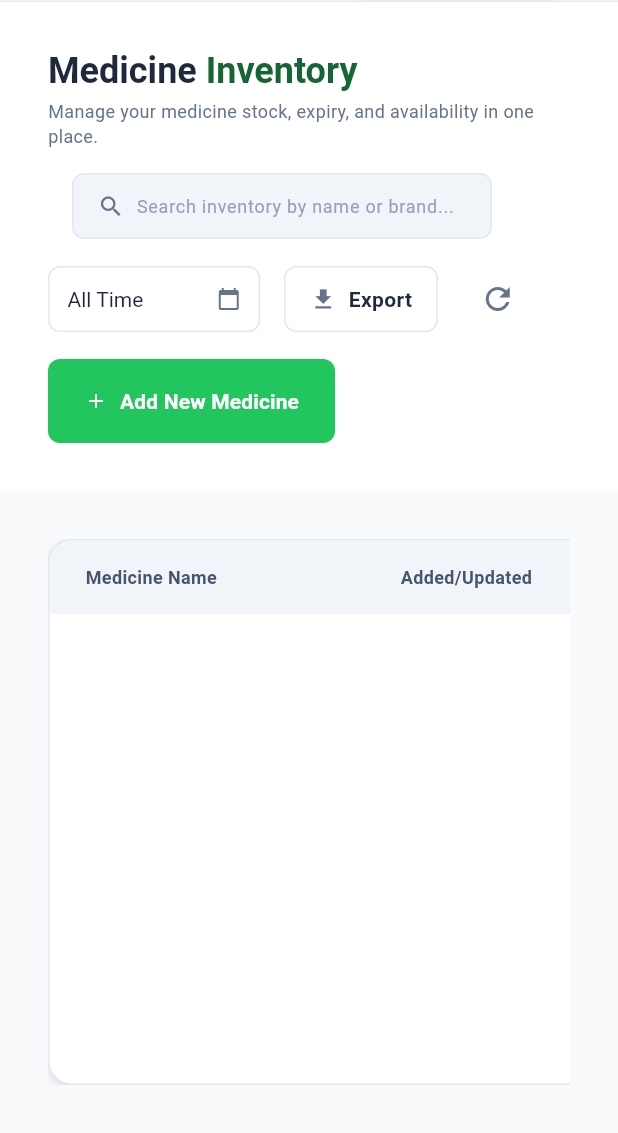
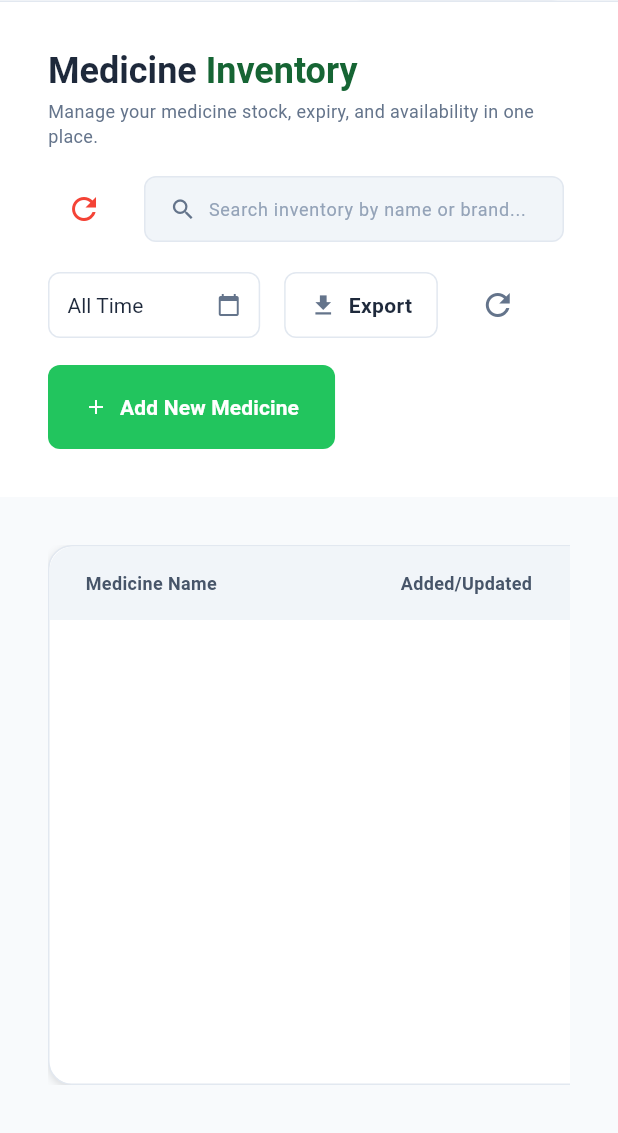
Before and after one commit to naiyo-24/MANJU-MEDICAL-STORES---DIGITAL-CLINIC, a Flutter app: the BillingScreen screen opened by its route, after a tap on the "menu" icon, after a tap on "Counter Admin", after a tap on "View Stock", on a phone screen of 412 x 824 dp, the part 103-1236 px from its top. Run offline on Flutter 3.47's test engine with Material 3 defaults, Android fonts, the phone set to English and light mode, and no system bars; our stand-ins replace calendar_date_picker2, dio, file_picker, fl_chart, flutter_dotenv, flutter_riverpod and 5 more; missing offline and left inert: excel, file_saver; accounts and stored records are empty; network calls fail.

Commit message:
Enhance billing and inventory error handling, state management, and routing logic

```diff
--- a/lib/router/app_router.dart
+++ b/lib/router/app_router.dart
@@ -66,7 +66,7 @@ final goRouter = GoRouter(
               : Colors.green,
           nextRoute: extra['nextRoute'] is String
               ? extra['nextRoute'] as String
-              : '/counter/inventory',
+              : '/counter/billing',
         );
       },
     ),
--- a/lib/screens/counter/billing_screen.dart
+++ b/lib/screens/counter/billing_screen.dart
@@ -48,12 +48,14 @@ class _BillingScreenState extends ConsumerState<BillingScreen> {
 
   final TextEditingController _customerNameController = TextEditingController();
   final FocusNode _customerNameFocusNode = FocusNode();
+  final TextEditingController _customerSearchController =
+      TextEditingController();
+  final FocusNode _customerSearchFocusNode = FocusNode();
   final TextEditingController _customerPhoneController =
       TextEditingController();
   final TextEditingController _customerLocationController =
       TextEditingController();
 
-  final String _paymentMethod = 'CASH'; // CASH, UPI, CARD
 
   final TextEditingController _newDoctorController = TextEditingController();
 
@@ -96,6 +98,8 @@ class _BillingScreenState extends ConsumerState<BillingScreen> {
     _discountController.dispose();
     _customerNameController.dispose();
     _customerNameFocusNode.dispose();
+    _customerSearchController.dispose();
+    _customerSearchFocusNode.dispose();
     _customerPhoneController.dispose();
     _customerLocationController.dispose();
 
@@ -481,6 +485,8 @@ class _BillingScreenState extends ConsumerState<BillingScreen> {
                       doctorName: _selectedDoctorId == 'new'
                           ? _newDoctorController.text
                           : _selectedDoctorName,
+                      paymentMethod: ref.read(billingProvider).paymentMethod,
+                      gstNumber: ref.read(billingProvider).gstNumber,
                       format: ref.read(billingProvider).selectedFormat,
                     ),
                     allowPrinting: true,
@@ -608,7 +614,7 @@ class _BillingScreenState extends ConsumerState<BillingScreen> {
           customerLocation: _customerLocationController.text,
           customerGstin: ref.read(billingProvider).gstNumber,
           invoiceNo: invoiceNo,
-          paymentMethod: _paymentMethod,
+          paymentMethod: ref.read(billingProvider).paymentMethod,
         );
       }
 
@@ -636,7 +642,7 @@ class _BillingScreenState extends ConsumerState<BillingScreen> {
         doctorName: _selectedDoctorId == 'new'
             ? _newDoctorController.text
             : _selectedDoctorName,
-        paymentMethod: _paymentMethod,
+        paymentMethod: ref.read(billingProvider).paymentMethod,
         gstNumber: ref.read(billingProvider).gstNumber,
         format: ref.read(billingProvider).selectedFormat,
       );
@@ -668,9 +674,12 @@ class _BillingScreenState extends ConsumerState<BillingScreen> {
               ? _customerNameController.text
               : 'Walk-in Customer',
           customerPhone: _customerPhoneController.text,
+          customerLocation: _customerLocationController.text,
+          customerGstin: ref.read(billingProvider).gstNumber,
           doctorName: _selectedDoctorId == 'new'
               ? _newDoctorController.text
               : _selectedDoctorName,
+          paymentMode: ref.read(billingProvider).paymentMethod,
           subtotal: _subtotal,
           discount: _discountAmount,
           tax: _gstAmount,
@@ -1699,7 +1708,8 @@ class _BillingScreenState extends ConsumerState<BillingScreen> {
                       constraints.maxHeight >
                       400; // Lowered to ensure internal scrolling on standard laptops
 
-                  Widget leftSide = BillingLeftPanel(
+                  Widget leftSide = inventoryState.when(
+                    data: (items) => BillingLeftPanel(
                       isDesktopWidth: isDesktopWidth,
                       hasEnoughHeight: hasEnoughHeight,
                       filteredMedicines: computedFilteredMedicines,
@@ -1716,12 +1726,30 @@ class _BillingScreenState extends ConsumerState<BillingScreen> {
                         ref.read(inventoryProvider.notifier).loadMore();
                       },
                       onSearch: (q) {
-
-                      // Trigger backend search for pagination to work
                         ref
                             .read(inventoryProvider.notifier)
                             .loadInventory(searchQuery: q);
                       },
+                    ),
+                    loading: () => const Center(
+                      child: CircularProgressIndicator(color: Color(0xFF22C55E)),
+                    ),
+                    error: (err, stack) => Center(
+                      child: Column(
+                        mainAxisAlignment: MainAxisAlignment.center,
+                        children: [
+                          Text(
+                            err.toString(),
+                            style: const TextStyle(color: Colors.red),
+                          ),
+                          const SizedBox(height: 16),
+                          ElevatedButton(
+                            onPressed: () => ref.read(inventoryProvider.notifier).loadInventory(),
+                            child: const Text('Retry'),
+                          ),
+                        ],
+                      ),
+                    ),
                   );
 
                   Widget rightSide = BillingRightPanel(
@@ -1799,8 +1827,8 @@ class _BillingScreenState extends ConsumerState<BillingScreen> {
             borderRadius: BorderRadius.circular(6),
           ),
           child: RawAutocomplete<Customer>(
-            textEditingController: _customerNameController,
-            focusNode: _customerNameFocusNode,
+            textEditingController: _customerSearchController,
+            focusNode: _customerSearchFocusNode,
             optionsBuilder: (TextEditingValue textEditingValue) {
               if (textEditingValue.text.isEmpty) {
                 return const Iterable<Customer>.empty();
@@ -1827,13 +1855,14 @@ class _BillingScreenState extends ConsumerState<BillingScreen> {
               return matches;
             },
             displayStringForOption: (Customer option) => option.id == 'NO_DATA'
-                ? _customerNameController.text
+                ? _customerSearchController.text
                 : option.name,
             onSelected: (Customer selection) {
               if (selection.id == 'NO_DATA') return;
               _customerNameController.text = selection.name;
               _customerPhoneController.text = selection.phone;
               _customerLocationController.text = selection.location;
+              _customerSearchController.clear();
               setState(() {
                 _savedCustomerId = selection.id;
               });
--- a/lib/screens/counter/inventory_screen.dart
+++ b/lib/screens/counter/inventory_screen.dart
@@ -490,7 +490,13 @@ class _InventoryScreenState extends ConsumerState<InventoryScreen> {
                                 ),
                                 child: DropdownButtonHideUnderline(
                                   child: DropdownButton<String>(
-                                    value: selectedShopId ?? (shops.isNotEmpty ? shops.first['id'].toString() : null),
+                                    value: (() {
+                                      final id = selectedShopId ?? (shops.isNotEmpty ? shops.first['id'].toString() : null);
+                                      if (id != null && shops.any((shop) => shop['id'].toString() == id)) {
+                                        return id;
+                                      }
+                                      return shops.isNotEmpty ? shops.first['id'].toString() : null;
+                                    })(),
                                     icon: const Icon(Icons.store, size: 16, color: Color(0xFF64748B)),
                                     style: const TextStyle(fontSize: 14, color: Color(0xFF1E293B)),
                                     onChanged: (String? newShopId) async {
@@ -514,7 +520,11 @@ class _InventoryScreenState extends ConsumerState<InventoryScreen> {
                               );
                             },
                             loading: () => const SizedBox(width: 20, height: 20, child: CircularProgressIndicator(strokeWidth: 2)),
-                            error: (_, _) => const SizedBox(),
+                            error: (err, stack) => IconButton(
+                              icon: const Icon(Icons.refresh, color: Colors.red),
+                              tooltip: 'Retry',
+                              onPressed: () => ref.read(inventoryProvider.notifier).loadInventory(),
+                            ),
                           ),
                           // Search Bar
                           Container(
@@ -826,11 +836,21 @@ class _InventoryScreenState extends ConsumerState<InventoryScreen> {
                                             ),
                                           ),
                                           error: (err, stack) => Center(
-                                            child: Text(
-                                              err.toString(),
-                                              style: const TextStyle(
-                                                color: Colors.red,
-                                              ),
+                                            child: Column(
+                                              mainAxisAlignment: MainAxisAlignment.center,
+                                              children: [
+                                                Text(
+                                                  err.toString(),
+                                                  style: const TextStyle(
+                                                    color: Colors.red,
+                                                  ),
+                                                ),
+                                                const SizedBox(height: 16),
+                                                ElevatedButton(
+                                                  onPressed: () => ref.read(inventoryProvider.notifier).loadInventory(),
+                                                  child: const Text('Retry'),
+                                                ),
+                                              ],
                                             ),
                                           ),
                                           data: (medicines) {
--- a/lib/screens/home/dashboard_screen.dart
+++ b/lib/screens/home/dashboard_screen.dart
@@ -365,7 +365,7 @@ class DashboardScreen extends StatelessWidget {
                                                 primaryColor: const Color(
                                                   0xFF22C55E,
                                                 ),
-                                                nextRoute: '/counter/inventory',
+                                                nextRoute: '/counter/billing',
                                               ),
                                             ),
                                             const SizedBox(width: 32),
@@ -414,7 +414,7 @@ class DashboardScreen extends StatelessWidget {
                                               'Manage sales, billing, inventory.',
                                           icon: Icons.point_of_sale_rounded,
                                           primaryColor: const Color(0xFF22C55E),
-                                          nextRoute: '/counter/inventory',
+                                          nextRoute: '/counter/billing',
                                         ),
                                         const SizedBox(height: 16),
                                         _buildDashboardCard(
--- a/lib/services/inventory_service.dart
+++ b/lib/services/inventory_service.dart
@@ -181,6 +181,10 @@ class InventoryService {
         throw Exception('Upload failed: ${response.data}');
       }
     } catch (e) {
+      if (e is DioException && e.response?.data != null) {
+        final detail = e.response!.data is Map ? (e.response!.data['detail'] ?? e.response!.data.toString()) : e.response!.data.toString();
+        throw Exception(detail);
+      }
       throw Exception('Error uploading inventory: $e');
     }
   }
```
Also changed, not shown: lib/services/auth_service.dart (+15 -0 lines). Lines whose indentation alone changed are shown as unchanged.
